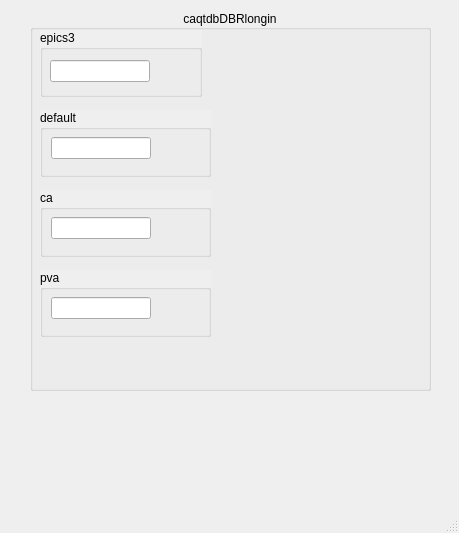
Above: caqtdm/caqtdmDBRlongin.ui from mrkraimer/caqtdmtest before the change. Below: the same form after it.
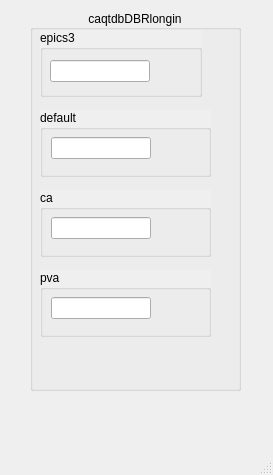
That is the form after the change. Custom widgets are drawn as their Qt base class.

Diff of the .ui file:
```diff
--- a/caqtdm/caqtdmDBRlongin.ui
+++ b/caqtdm/caqtdmDBRlongin.ui
@@ -6,8 +6,8 @@
    <rect>
     <x>0</x>
     <y>0</y>
-    <width>459</width>
-    <height>533</height>
+    <width>273</width>
+    <height>475</height>
    </rect>
   </property>
   <property name="windowTitle">
@@ -19,7 +19,7 @@
      <rect>
       <x>30</x>
       <y>10</y>
-      <width>401</width>
+      <width>211</width>
       <height>381</height>
      </rect>
     </property>
```
Left out of the diff: 11 changed lines with no effect on the pictures.
